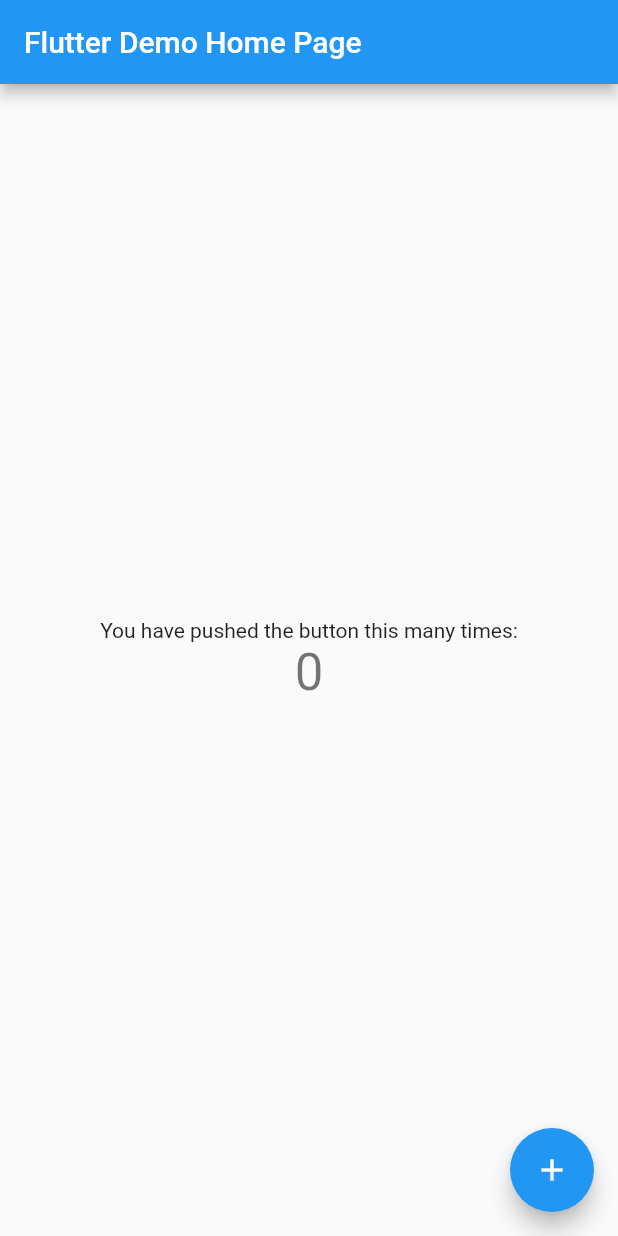
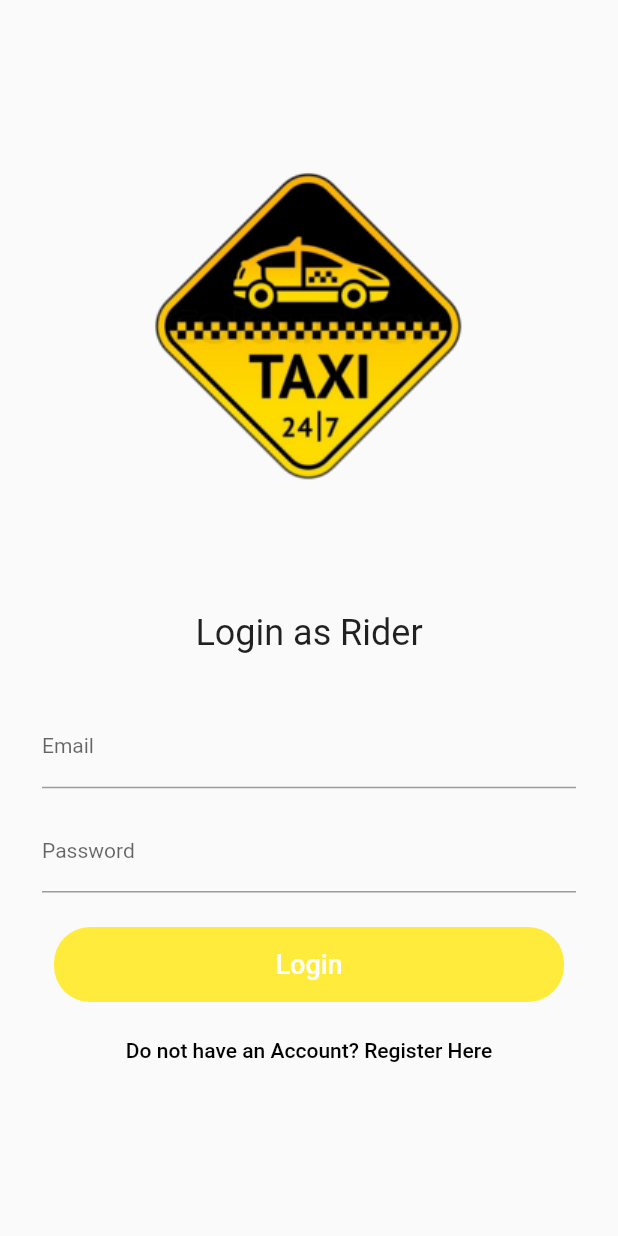
Before and after one commit to toubal77/rider_app, a Flutter app: the screen it shows after launch, on a phone screen of 412 x 824 dp. Run offline on Flutter 3.47's test engine with Material 2 defaults, Android fonts, the phone set to English and light mode, and no system bars; Roboto replaces fonts that are missing (Brand Bold).

Commit message:
create screen register and login

```diff
--- /dev/null
+++ b/lib/auth/login_screen.dart
@@ -0,0 +1,127 @@
+import 'package:flutter/material.dart';
+import 'package:flutter/rendering.dart';
+import 'package:rider_app/auth/singup_screen.dart';
+
+class LoginScreen extends StatelessWidget {
+  static const String idScreen = "login";
+  @override
+  Widget build(BuildContext context) {
+    return Scaffold(
+      body: SingleChildScrollView(
+        child: Padding(
+          padding: const EdgeInsets.all(8.0),
+          child: Column(
+            children: [
+              SizedBox(
+                height: 35.0,
+              ),
+              Image(
+                image: AssetImage('assets/images/logo.png'),
+                width: 350,
+                height: 350,
+                alignment: Alignment.center,
+              ),
+              SizedBox(
+                height: 15.0,
+              ),
+              Text(
+                'Login as Rider',
+                style: TextStyle(
+                  fontSize: 24,
+                  fontFamily: 'Brand Bold',
+                ),
+                textAlign: TextAlign.center,
+              ),
+              Padding(
+                padding: EdgeInsets.all(20),
+                child: Column(
+                  children: [
+                    SizedBox(
+                      height: 15.0,
+                    ),
+                    TextFormField(
+                      keyboardType: TextInputType.emailAddress,
+                      decoration: InputDecoration(
+                        labelText: 'Email',
+                        labelStyle: TextStyle(
+                          fontSize: 14,
+                        ),
+                        hintStyle: TextStyle(
+                          color: Colors.grey,
+                          fontSize: 10,
+                        ),
+                      ),
+                      style: TextStyle(
+                        fontSize: 14,
+                      ),
+                    ),
+                    SizedBox(
+                      height: 15.0,
+                    ),
+                    TextFormField(
+                      obscureText: true,
+                      decoration: InputDecoration(
+                        labelText: 'Password',
+                        labelStyle: TextStyle(
+                          fontSize: 14,
+                        ),
+                        hintStyle: TextStyle(
+                          color: Colors.grey,
+                          fontSize: 10,
+                        ),
+                      ),
+                      style: TextStyle(
+                        fontSize: 14,
+                      ),
+                    ),
+                    SizedBox(
+                      height: 15.0,
+                    ),
+                    TextButton(
+                      onPressed: () {},
+                      child: Container(
+                        decoration: BoxDecoration(
+                          color: Colors.yellow,
+                          borderRadius: BorderRadius.circular(24),
+                        ),
+                        height: 50,
+                        child: Center(
+                          child: Text(
+                            'Login',
+                            style: TextStyle(
+                              fontSize: 18,
+                              color: Colors.white,
+                              fontFamily: 'Brand Bold',
+                            ),
+                          ),
+                        ),
+                      ),
+                    ),
+                    TextButton(
+                      onPressed: () {
+                        Navigator.pushReplacement(
+                          context,
+                          MaterialPageRoute(
+                            builder: (context) {
+                              return SingUpScreen();
+                            },
+                          ),
+                        );
+                      },
+                      child: Text(
+                        'Do not have an Account? Register Here',
+                        style: TextStyle(
+                          color: Colors.black,
+                        ),
+                      ),
+                    ),
+                  ],
+                ),
+              ),
+            ],
+          ),
+        ),
+      ),
+    );
+  }
+}
--- a/lib/main.dart
+++ b/lib/main.dart
@@ -1,113 +1,28 @@
 import 'package:flutter/material.dart';
+import 'package:rider_app/auth/singup_screen.dart';
+import 'package:rider_app/auth/login_screen.dart';
 
 void main() {
   runApp(MyApp());
 }
 
 class MyApp extends StatelessWidget {
-  // This widget is the root of your application.
+  static const String idScreen = 'mainScreen';
   @override
   Widget build(BuildContext context) {
     return MaterialApp(
-      title: 'Flutter Demo',
+      title: 'Uber Clone',
       theme: ThemeData(
-        // This is the theme of your application.
-        //
-        // Try running your application with "flutter run". You'll see the
-        // application has a blue toolbar. Then, without quitting the app, try
-        // changing the primarySwatch below to Colors.green and then invoke
-        // "hot reload" (press "r" in the console where you ran "flutter run",
-        // or simply save your changes to "hot reload" in a Flutter IDE).
-        // Notice that the counter didn't reset back to zero; the application
-        // is not restarted.
+        fontFamily: "Brand Bold",
         primarySwatch: Colors.blue,
+        visualDensity: VisualDensity.adaptivePlatformDensity,
       ),
-      home: MyHomePage(title: 'Flutter Demo Home Page'),
+      initialRoute: LoginScreen.idScreen,
+      routes: {
+        SingUpScreen.idScreen: (context) => SingUpScreen(),
+        LoginScreen.idScreen: (context) => LoginScreen(),
+        MyApp.idScreen: (context) => MyApp(),
+      },
     );
   }
 }
-
-class MyHomePage extends StatefulWidget {
-  MyHomePage({Key? key, required this.title}) : super(key: key);
-
-  // This widget is the home page of your application. It is stateful, meaning
-  // that it has a State object (defined below) that contains fields that affect
-  // how it looks.
-
-  // This class is the configuration for the state. It holds the values (in this
-  // case the title) provided by the parent (in this case the App widget) and
-  // used by the build method of the State. Fields in a Widget subclass are
-  // always marked "final".
-
-  final String title;
-
-  @override
-  _MyHomePageState createState() => _MyHomePageState();
-}
-
-class _MyHomePageState extends State<MyHomePage> {
-  int _counter = 0;
-
-  void _incrementCounter() {
-    setState(() {
-      // This call to setState tells the Flutter framework that something has
-      // changed in this State, which causes it to rerun the build method below
-      // so that the display can reflect the updated values. If we changed
-      // _counter without calling setState(), then the build method would not be
-      // called again, and so nothing would appear to happen.
-      _counter++;
-    });
-  }
-
-  @override
-  Widget build(BuildContext context) {
-    // This method is rerun every time setState is called, for instance as done
-    // by the _incrementCounter method above.
-    //
-    // The Flutter framework has been optimized to make rerunning build methods
-    // fast, so that you can just rebuild anything that needs updating rather
-    // than having to individually change instances of widgets.
-    return Scaffold(
-      appBar: AppBar(
-        // Here we take the value from the MyHomePage object that was created by
-        // the App.build method, and use it to set our appbar title.
-        title: Text(widget.title),
-      ),
-      body: Center(
-        // Center is a layout widget. It takes a single child and positions it
-        // in the middle of the parent.
-        child: Column(
-          // Column is also a layout widget. It takes a list of children and
-          // arranges them vertically. By default, it sizes itself to fit its
-          // children horizontally, and tries to be as tall as its parent.
-          //
-          // Invoke "debug painting" (press "p" in the console, choose the
-          // "Toggle Debug Paint" action from the Flutter Inspector in Android
-          // Studio, or the "Toggle Debug Paint" command in Visual Studio Code)
-          // to see the wireframe for each widget.
-          //
-          // Column has various properties to control how it sizes itself and
-          // how it positions its children. Here we use mainAxisAlignment to
-          // center the children vertically; the main axis here is the vertical
-          // axis because Columns are vertical (the cross axis would be
-          // horizontal).
-          mainAxisAlignment: MainAxisAlignment.center,
-          children: <Widget>[
-            Text(
-              'You have pushed the button this many times:',
-            ),
-            Text(
-              '$_counter',
-              style: Theme.of(context).textTheme.headline4,
-            ),
-          ],
-        ),
-      ),
-      floatingActionButton: FloatingActionButton(
-        onPressed: _incrementCounter,
-        tooltip: 'Increment',
-        child: Icon(Icons.add),
-      ), // This trailing comma makes auto-formatting nicer for build methods.
-    );
-  }
-}
```
Also changed, not shown: lib/auth/singup_screen.dart (added, +173 -0 lines), pubspec.yaml (+3 -4 lines), pubspec.lock.
